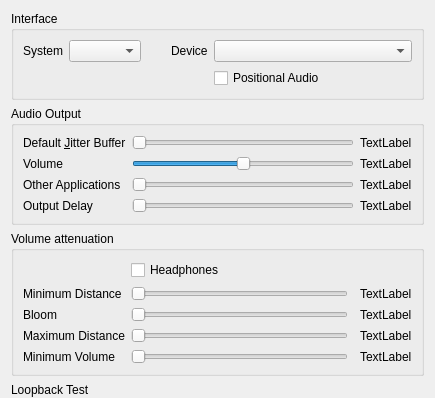
Before: the Qt Designer form src/mumble/AudioOutput.ui in mumble-voip/mumble, drawn with Qt 5; both pictures show x 0 to 435 and y 0 to 398 of the 435 by 602 pixel window.
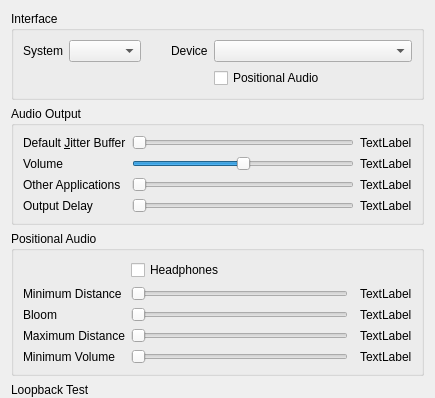
After: the same form once the commit is applied.

Commit message: Fix volume attenuation when max volume is 0.

```diff
--- a/src/mumble/AudioOutput.ui
+++ b/src/mumble/AudioOutput.ui
@@ -277,7 +277,7 @@
       <bool>true</bool>
      </property>
      <property name="title" >
-      <string>Volume attenuation</string>
+      <string>Positional Audio</string>
      </property>
      <layout class="QGridLayout" name="gridLayout_2" >
       <item row="0" column="3" colspan="3" >
```
Left out of the diff: 3 changed lines with no effect on the pictures. The commit also changes 1 other file.
